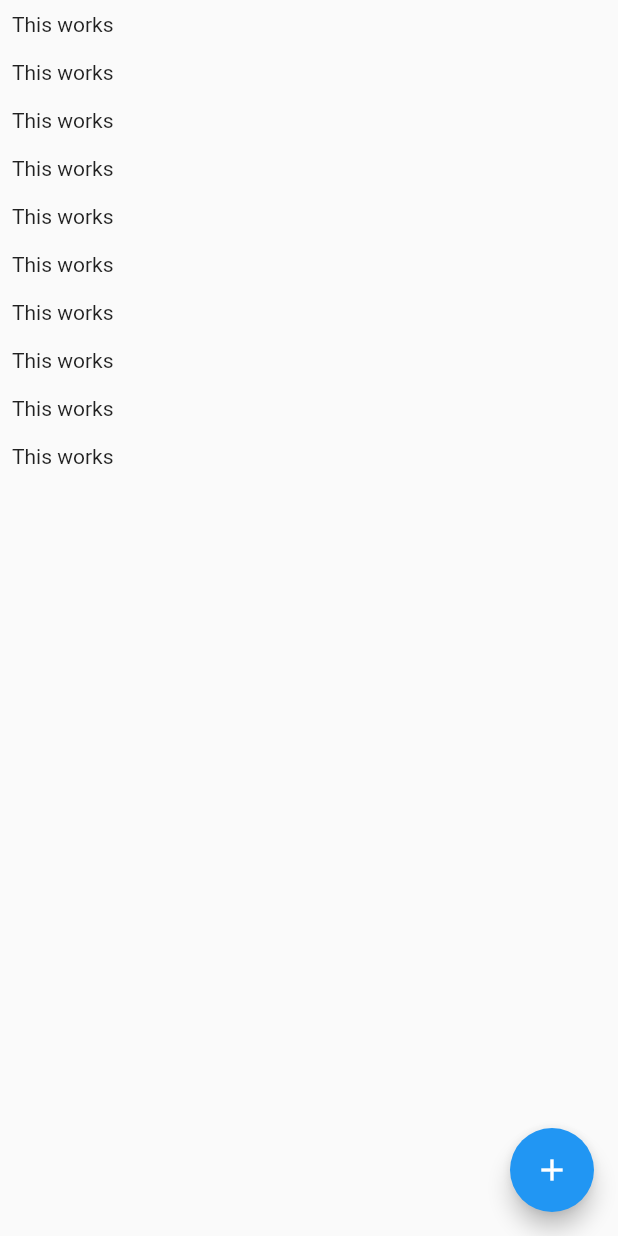
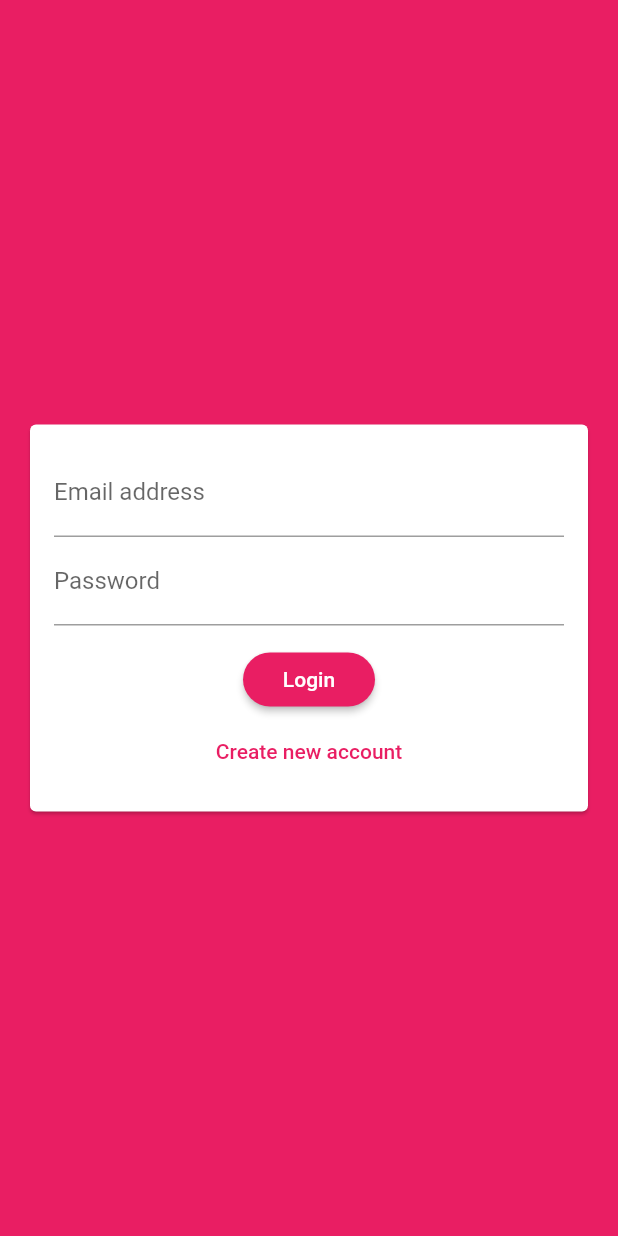
Before and after one commit to migaweb/chat_app, a Flutter app: the screen it shows after launch, on a phone screen of 412 x 824 dp. Run offline on Flutter 3.47's test engine with Material 2 defaults, Android fonts, the phone set to English and light mode, and no system bars; our stand-ins replace cloud_firestore, firebase_auth; accounts and stored records are empty.

```diff
--- a/lib/main.dart
+++ b/lib/main.dart
@@ -1,6 +1,9 @@
 import 'package:flutter/material.dart';
 
+import 'package:firebase_auth/firebase_auth.dart';
+
 import './screens/chat_screen.dart';
+import './screens/auth_screen.dart';
 
 void main() {
   runApp(MyApp());
@@ -12,10 +15,28 @@ class MyApp extends StatelessWidget {
     return MaterialApp(
       title: 'Flutter Chat',
       theme: ThemeData(
-        primarySwatch: Colors.blue,
+        primarySwatch: Colors.pink,
+        backgroundColor: Colors.pink,
+        accentColor: Colors.deepPurple,
+        accentColorBrightness: Brightness.dark,
+        buttonTheme: ButtonTheme.of(context).copyWith(
+          buttonColor: Colors.pink,
+          textTheme: ButtonTextTheme.primary,
+          shape: RoundedRectangleBorder(
+            borderRadius: BorderRadius.circular(20.0),
+          ),
+        ),
         visualDensity: VisualDensity.adaptivePlatformDensity,
       ),
-      home: ChatScreen(),
+      home: StreamBuilder(
+        stream: FirebaseAuth.instance.onAuthStateChanged,
+        builder: (context, userSnapshot) {
+          if (userSnapshot.hasData) {
+            return ChatScreen();
+          }
+          return AuthScreen();
+        },
+      ),
     );
   }
 }
--- a/lib/screens/auth_screen.dart
+++ b/lib/screens/auth_screen.dart
@@ -0,0 +1,66 @@
+import 'package:flutter/material.dart';
+import 'package:flutter/services.dart';
+import 'package:firebase_auth/firebase_auth.dart';
+import 'package:cloud_firestore/cloud_firestore.dart';
+
+import '../widgets/auth/auth_form.dart';
+
+class AuthScreen extends StatefulWidget {
+  @override
+  _AuthScreenState createState() => _AuthScreenState();
+}
+
+class _AuthScreenState extends State<AuthScreen> {
+  final _auth = FirebaseAuth.instance;
+  var _isLoading = false;
+
+  void _submitAuthForm(String email, String password, String username,
+      bool isLogin, BuildContext ctx) async {
+    AuthResult authResult;
+
+    setState(() {
+      _isLoading = true;
+    });
+
+    try {
+      if (isLogin) {
+        authResult = await _auth.signInWithEmailAndPassword(
+            email: email, password: password);
+      } else {
+        authResult = await _auth.createUserWithEmailAndPassword(
+            email: email, password: password);
+        // Store username
+        await Firestore.instance
+            .collection('users')
+            .document(authResult.user.uid)
+            .setData({'username': username, 'email': email});
+      }
+    } on PlatformException catch (error) {
+      var message = 'An error occurred, please check your credentials!';
+
+      if (error.message != null) {
+        message = error.message;
+      }
+
+      Scaffold.of(ctx).showSnackBar(SnackBar(
+        content: Text(message),
+        backgroundColor: Theme.of(context).errorColor,
+      ));
+    } catch (error) {
+      print(error);
+    } finally {
+      setState(() {
+        _isLoading = false;
+      });
+    }
+  }
+
+  @override
+  Widget build(BuildContext context) {
+    final theme = Theme.of(context);
+    return Scaffold(
+      backgroundColor: theme.primaryColor,
+      body: AuthForm(_submitAuthForm, _isLoading),
+    );
+  }
+}
--- /dev/null
+++ b/lib/widgets/auth/auth_form.dart
@@ -0,0 +1,123 @@
+import 'package:flutter/material.dart';
+
+class AuthForm extends StatefulWidget {
+  final void Function(String email, String password, String username,
+      bool isLogin, BuildContext ctx) onSubmit;
+  final bool _isLoading;
+
+  AuthForm(this.onSubmit, this._isLoading);
+
+  @override
+  _AuthFormState createState() => _AuthFormState();
+}
+
+class _AuthFormState extends State<AuthForm> {
+  final _formKey = GlobalKey<FormState>();
+  var _isLogin = true;
+  String _userEmail = '';
+  String _username = '';
+  String _userPassword = '';
+
+  void _trySubmit() {
+    final isValid = _formKey.currentState.validate();
+
+    FocusScope.of(context).unfocus(); // Close keyboard
+
+    if (isValid) {
+      _formKey.currentState.save();
+
+      widget.onSubmit(_userEmail, _userPassword, _username, _isLogin, context);
+    }
+  }
+
+  @override
+  Widget build(BuildContext context) {
+    final theme = Theme.of(context);
+    return Center(
+      child: Card(
+        margin: EdgeInsets.all(20.0),
+        child: SingleChildScrollView(
+          child: Padding(
+            padding: EdgeInsets.all(16.0),
+            child: Form(
+              key: _formKey,
+              child: Column(
+                mainAxisSize: MainAxisSize.min,
+                children: [
+                  TextFormField(
+                    key: ValueKey('Email'),
+                    keyboardType: TextInputType.emailAddress,
+                    decoration: InputDecoration(
+                      labelText: 'Email address',
+                    ),
+                    validator: (value) {
+                      if (value.isEmpty || !value.contains('@')) {
+                        return 'Please enter a valid email address';
+                      }
+                      return null;
+                    },
+                    onSaved: (value) {
+                      _userEmail = value.trim();
+                    },
+                  ),
+                  if (!_isLogin)
+                    TextFormField(
+                      key: ValueKey('Username'),
+                      decoration: InputDecoration(labelText: 'Username'),
+                      validator: (value) {
+                        if (value.isEmpty || value.length < 4) {
+                          return 'Please enter at least 4 characters';
+                        }
+                        return null;
+                      },
+                      onSaved: (value) {
+                        _username = value.trim();
+                      },
+                    ),
+                  TextFormField(
+                    key: ValueKey('Password'),
+                    obscureText: true,
+                    decoration: InputDecoration(labelText: 'Password'),
+                    validator: (value) {
+                      if (value.isEmpty || value.length < 7) {
+                        return 'Password must be at least 7 characters long';
+                      }
+                      return null;
+                    },
+                    onSaved: (value) {
+                      _userPassword = value.trim();
+                    },
+                  ),
+                  SizedBox(height: 12.0),
+                  RaisedButton(
+                    child: widget._isLoading
+                        ? SizedBox(
+                            height: 30.0,
+                            width: 30.0,
+                            child: CircularProgressIndicator(),
+                          )
+                        : Text(_isLogin ? 'Login' : 'Signup'),
+                    onPressed: widget._isLoading ? null : _trySubmit,
+                  ),
+                  FlatButton(
+                    child: Text(_isLogin
+                        ? 'Create new account'
+                        : 'I already have an account'),
+                    textColor: theme.primaryColor,
+                    onPressed: widget._isLoading
+                        ? null
+                        : () {
+                            setState(() {
+                              _isLogin = !_isLogin;
+                            });
+                          },
+                  ),
+                ],
+              ),
+            ),
+          ),
+        ),
+      ),
+    );
+  }
+}
--- a/pubspec.yaml
+++ b/pubspec.yaml
@@ -28,6 +28,7 @@ dependencies:
   # Use with the CupertinoIcons class for iOS style icons.
   cupertino_icons: ^0.1.3
   cloud_firestore: ^0.13.7
+  firebase_auth: ^0.16.1
 
 dev_dependencies:
   flutter_test:
```
Also changed, not shown: lib/screens/chat_screen.dart (+44 -10 lines), pubspec.lock.
